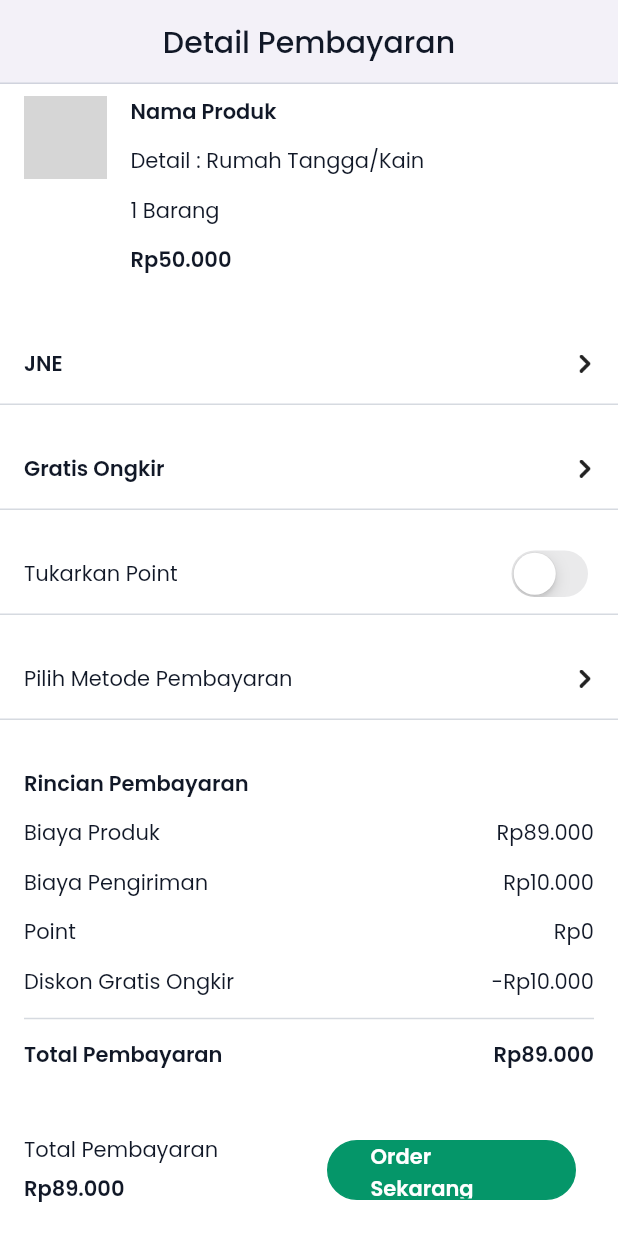
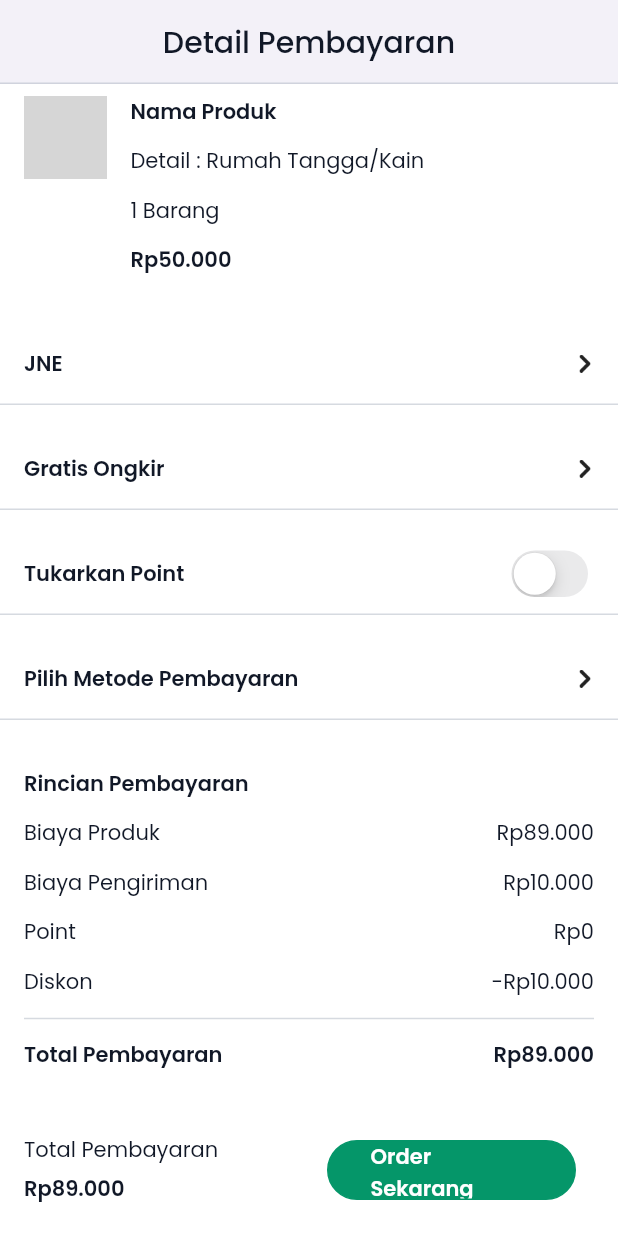
Before and after one commit to Ecowave-Alterra/ecowave-flutter, a Flutter app: the screen it shows after launch, scrolled down 472 dp, on a phone screen of 412 x 824 dp. Run offline on Flutter 3.47's test engine with Material 2 defaults, Android fonts, the phone set to English and light mode, and no system bars; our stand-ins replace another_flushbar, flutter_bloc, get_it, google_fonts, lottie; network calls fail; grey boxes are pictures that could not be loaded.

Commit message:
update font weight & info discount

```diff
--- a/lib/features/payment/view/widgets/checkout_setting_button.dart
+++ b/lib/features/payment/view/widgets/checkout_setting_button.dart
@@ -32,10 +32,8 @@ class CheckoutSettingButton extends StatelessWidget {
           children: [
             Text(
               value ?? label,
-              style: TextStyle(
-                fontWeight: value == null
-                    ? AppFontWeight.regular
-                    : AppFontWeight.semibold,
+              style: const TextStyle(
+                fontWeight: AppFontWeight.semibold,
               ),
             ),
             const ImageIcon(
--- a/lib/features/payment/view/widgets/checkout_setting_switch.dart
+++ b/lib/features/payment/view/widgets/checkout_setting_switch.dart
@@ -31,7 +31,7 @@ class CheckoutSettingSwitch extends StatelessWidget {
           Text(
             label,
             style: const TextStyle(
-              fontWeight: AppFontWeight.regular,
+              fontWeight: AppFontWeight.semibold,
             ),
           ),
           StatefulBuilder(
--- a/lib/features/payment/view/widgets/payment_info_widget.dart
+++ b/lib/features/payment/view/widgets/payment_info_widget.dart
@@ -38,7 +38,7 @@ class PaymentInfoWidget extends StatelessWidget {
             price: paymentInfo.pointUsed,
           ),
           _PriceInfo(
-            label: "Diskon ${paymentInfo.voucher?.name ?? ""}",
+            label: "Diskon",
             price: paymentInfo.voucher?.discount ?? 0,
           ),
           const Divider(),
```
